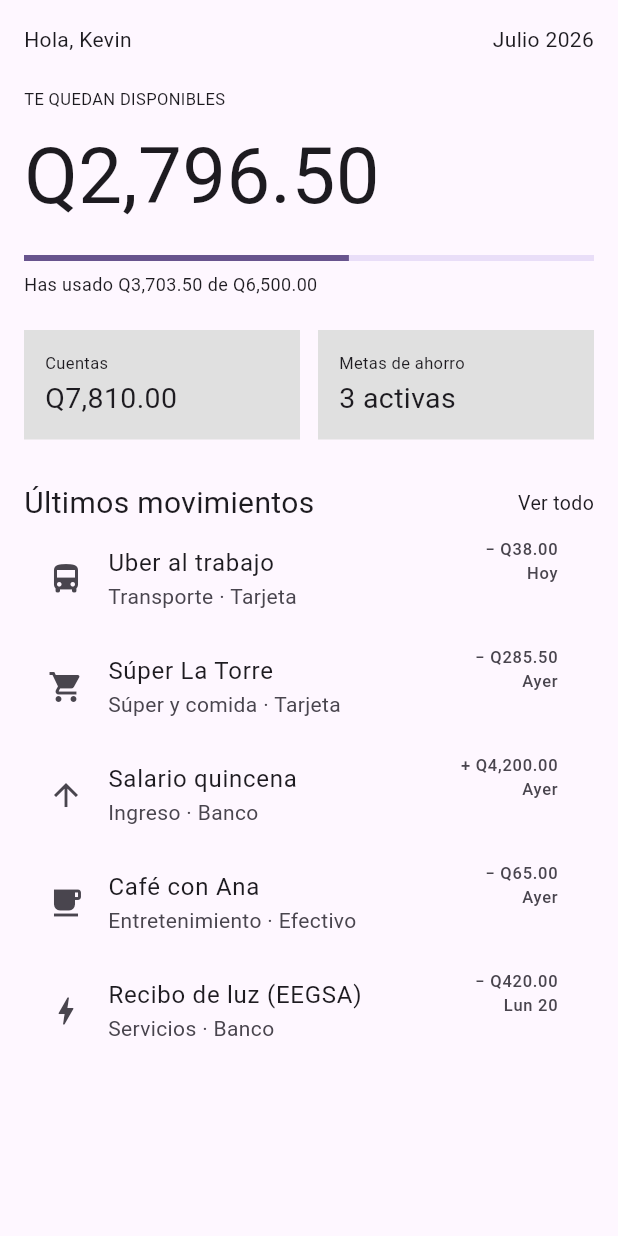
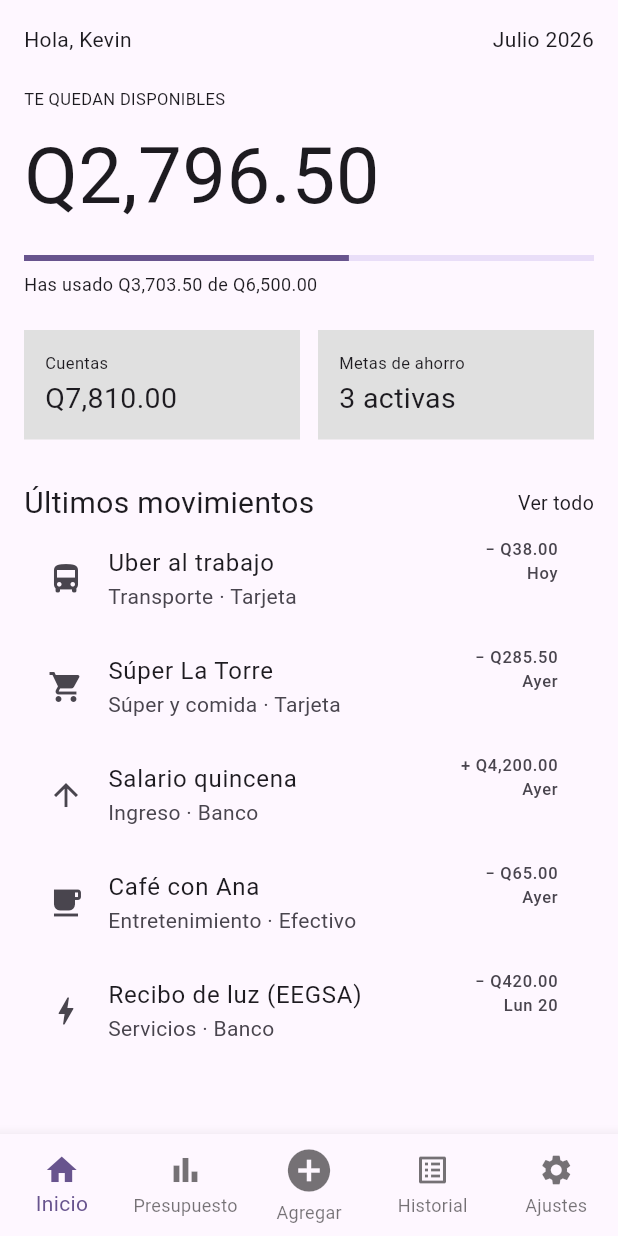
Before and after one commit to saulecch/inkash, a Flutter app: the screen it shows after launch, on a phone screen of 412 x 824 dp. Run offline on Flutter 3.47's test engine with Material 3 defaults, Android fonts, the phone set to English and light mode, and no system bars.

Commit message:
S06 NavigationBar

```diff
--- a/lib/main.dart
+++ b/lib/main.dart
@@ -121,6 +121,29 @@ class MyApp extends StatelessWidget {
             ],
           ),
         ),
+        bottomNavigationBar: BottomNavigationBar(
+          currentIndex: 0,
+          type: BottomNavigationBarType.fixed,
+          items: const [
+            BottomNavigationBarItem(icon: Icon(Icons.home), label: 'Inicio'),
+            BottomNavigationBarItem(
+              icon: Icon(Icons.bar_chart),
+              label: 'Presupuesto',
+            ),
+            BottomNavigationBarItem(
+              icon: Icon(Icons.add_circle, size: 34),
+              label: 'Agregar',
+            ),
+            BottomNavigationBarItem(
+              icon: Icon(Icons.list_alt),
+              label: 'Historial',
+            ),
+            BottomNavigationBarItem(
+              icon: Icon(Icons.settings),
+              label: 'Ajustes',
+            ),
+          ],
+        ),
       ),
     );
   }
```
